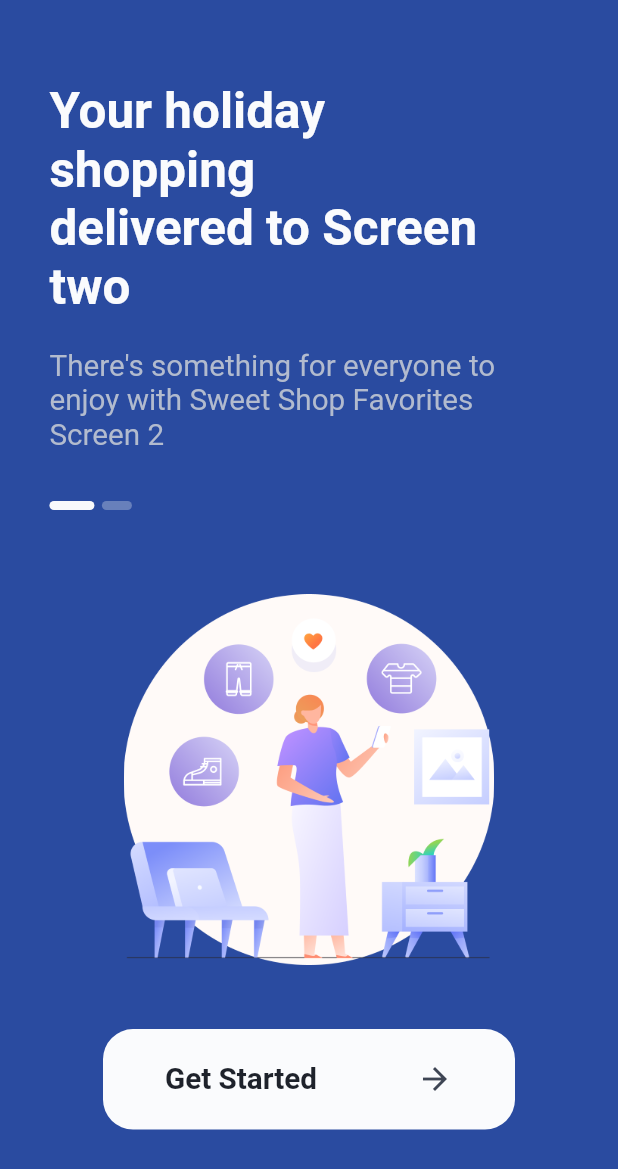
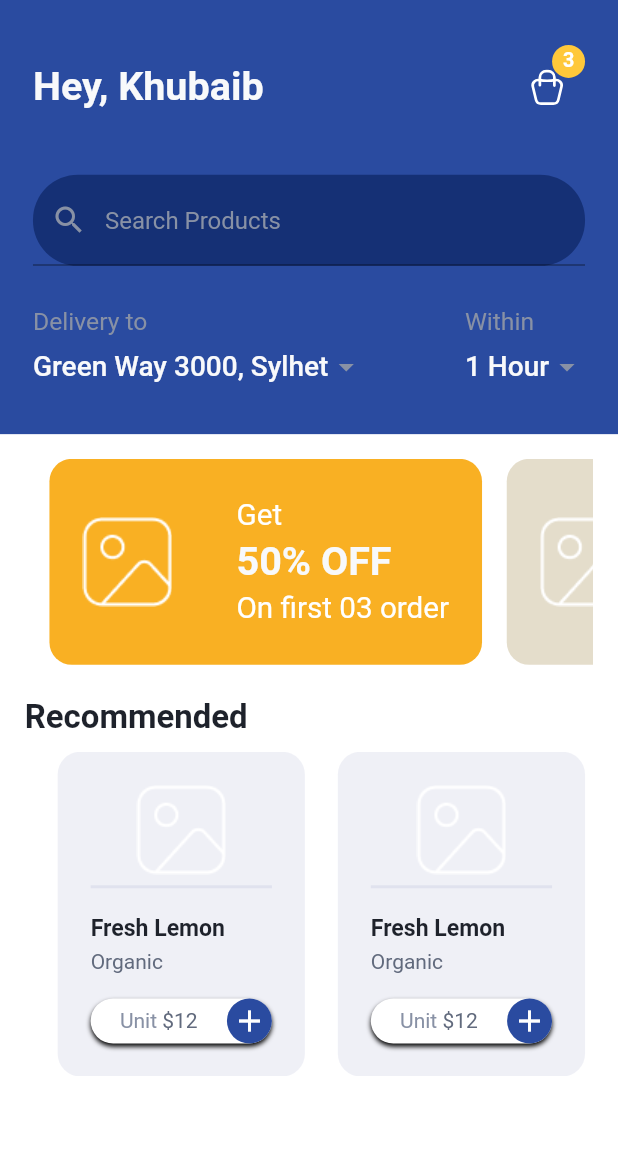
Before and after one commit to KhubaibJamal/SMIT-Flutter, a Flutter app: the screen it shows after launch, after a tap on "Get Started", on a phone screen of 412 x 824 dp. Shown: the top 1169 px of the screen. Run offline on Flutter 3.47's test engine with Material 2 defaults, Android fonts, the phone set to English and light mode, and no system bars; our stand-ins replace flutter_svg; Roboto replaces fonts that are missing (Manrope).

Commit message:
home screen ui

```diff
--- a/mini_project/lib/colors.dart
+++ b/mini_project/lib/colors.dart
@@ -9,6 +9,8 @@ class AppColor {
   static const Color kTextDarkColor = Color(0xFF1E222B);
   static const Color kTextLightColor = Color(0xFFB2BBCE);
   static const Color kGreyColor = Color(0xFFF8F9FB);
-  static const Color kGreyLightColor = Color(0xFFF8F9FB);
+  static const Color kGreyLightColor = Color(0xFF8891A5);
   static const Color kIconColor = Color(0xFF3E4554);
+  static const Color kCartColor = Color(0xFFE0E2EE);
+  static const Color kCartSubTextColor = Color(0xFF616A7D);
 }
--- /dev/null
+++ b/mini_project/lib/component/cart_icon_button.dart
@@ -0,0 +1,53 @@
+import 'package:flutter/material.dart';
+import 'package:flutter_svg/svg.dart';
+
+import '../colors.dart';
+import '../size_config.dart';
+
+class CartIconButton extends StatelessWidget {
+  const CartIconButton({
+    super.key,
+  });
+
+  @override
+  Widget build(BuildContext context) {
+    return Stack(
+      clipBehavior: Clip.none,
+      children: [
+        Container(
+          padding: EdgeInsets.all(getProportionateScreenWidth(12)),
+          height: getProportionateScreenWidth(46),
+          width: getProportionateScreenWidth(46),
+          decoration: const BoxDecoration(
+            color: Colors.transparent,
+            shape: BoxShape.circle,
+          ),
+          child: SvgPicture.asset('assets/icons/bag icon.svg'),
+        ),
+        Positioned(
+          right: 0,
+          top: -3,
+          child: Container(
+            width: getProportionateScreenWidth(20),
+            height: getProportionateScreenWidth(20),
+            decoration: const BoxDecoration(
+              color: AppColor.kSecondaryLightColor,
+              shape: BoxShape.circle,
+            ),
+            child: Center(
+              child: Text(
+                "3",
+                style: TextStyle(
+                  fontSize: getProportionateScreenWidth(12),
+                  color: Colors.white,
+                  height: 1,
+                  fontWeight: FontWeight.w600,
+                ),
+              ),
+            ),
+          ),
+        ),
+      ],
+    );
+  }
+}
--- /dev/null
+++ b/mini_project/lib/component/header_text.dart
@@ -0,0 +1,22 @@
+import 'package:flutter/material.dart';
+
+import '../colors.dart';
+import '../size_config.dart';
+
+class HeaderText extends StatelessWidget {
+  const HeaderText({
+    super.key,
+  });
+
+  @override
+  Widget build(BuildContext context) {
+    return Text(
+      "Hey, Khubaib",
+      style: TextStyle(
+        color: AppColor.kGreyColor,
+        fontWeight: FontWeight.w600,
+        fontSize: getProportionateScreenWidth(24),
+      ),
+    );
+  }
+}
--- a/mini_project/lib/constant.dart
+++ b/mini_project/lib/constant.dart
@@ -16,3 +16,14 @@ final subHeadingStyle = TextStyle(
   color: AppColor.kTextLightColor,
   fontSize: getProportionateScreenWidth(18),
 );
+
+final homeDeliveryTextStyle = TextStyle(
+  color: AppColor.kGreyColor,
+  fontSize: getProportionateScreenWidth(17),
+  fontWeight: FontWeight.w500,
+);
+
+final homeDeliveryLightTextStyle = TextStyle(
+  color: AppColor.kGreyLightColor,
+  fontSize: getProportionateScreenWidth(15),
+);
--- a/mini_project/lib/main.dart
+++ b/mini_project/lib/main.dart
@@ -15,6 +15,7 @@ class MyApp extends StatelessWidget {
       debugShowCheckedModeBanner: false,
       title: 'Mini Project',
       theme: ThemeData(
+        fontFamily: 'Manrope',
         scaffoldBackgroundColor: Colors.white,
         visualDensity: VisualDensity.adaptivePlatformDensity,
       ),
--- a/mini_project/lib/route.dart
+++ b/mini_project/lib/route.dart
@@ -1,6 +1,8 @@
 import 'package:flutter/material.dart';
+import 'package:mini_project/screen/home/home_screen.dart';
 import 'package:mini_project/screen/splash/splash_screen.dart';
 
 final Map<String, WidgetBuilder> routes = {
   SplashScreen.routeName: (context) => SplashScreen(),
+  HomeScreen.routeName: (context) => HomeScreen(),
 };
--- /dev/null
+++ b/mini_project/lib/screen/home/component/body.dart
@@ -0,0 +1,71 @@
+import 'package:flutter/material.dart';
+import 'package:mini_project/colors.dart';
+import 'package:mini_project/screen/home/component/popular_products.dart';
+import 'package:mini_project/screen/home/component/search_bar.dart';
+import 'package:mini_project/size_config.dart';
+
+import '../../../component/cart_icon_button.dart';
+import '../../../component/header_text.dart';
+import 'delivery_text.dart';
+import 'home_banner.dart';
+
+class Body extends StatelessWidget {
+  const Body({super.key});
+
+  @override
+  Widget build(BuildContext context) {
+    return SafeArea(
+      child: Column(
+        children: [
+          Container(
+            padding: EdgeInsets.symmetric(
+              horizontal: getProportionateScreenWidth(20),
+              vertical: getProportionateScreenWidth(30),
+            ),
+            color: AppColor.kPrimaryColor,
+            child: Column(
+              children: [
+                const Row(
+                  children: [
+                    HeaderText(),
+                    Spacer(),
+                    CartIconButton(),
+                  ],
+                ),
+                SizedBox(height: getProportionateScreenWidth(30)),
+                const InputSearchBar(),
+                SizedBox(height: getProportionateScreenWidth(25)),
+                const DeliveryText(),
+              ],
+            ),
+          ),
+          Expanded(
+            flex: 3,
+            child: Padding(
+              padding: EdgeInsets.symmetric(
+                vertical: getProportionateScreenWidth(15),
+                horizontal: getProportionateScreenWidth(15),
+              ),
+              child: Column(
+                crossAxisAlignment: CrossAxisAlignment.start,
+                children: [
+                  const SingleChildScrollView(
+                    scrollDirection: Axis.horizontal,
+                    child: Row(
+                      children: [
+                        HomeBanner(bgColor: AppColor.kSecondaryColor),
+                        HomeBanner(bgColor: Color(0xFFE4DDCB)),
+                      ],
+                    ),
+                  ),
+                  SizedBox(height: getProportionateScreenWidth(20)),
+                  const PopularProducts(),
+                ],
+              ),
+            ),
+          ),
+        ],
+      ),
+    );
+  }
+}
--- /dev/null
+++ b/mini_project/lib/screen/home/component/delivery_text.dart
@@ -0,0 +1,60 @@
+import 'package:flutter/material.dart';
+import 'package:mini_project/constant.dart';
+
+import '../../../colors.dart';
+import '../../../size_config.dart';
+
+class DeliveryText extends StatelessWidget {
+  const DeliveryText({
+    super.key,
+  });
+
+  @override
+  Widget build(BuildContext context) {
+    return Row(
+      mainAxisAlignment: MainAxisAlignment.spaceBetween,
+      children: [
+        Column(
+          crossAxisAlignment: CrossAxisAlignment.start,
+          children: [
+            Text("Delivery to", style: homeDeliveryLightTextStyle),
+            SizedBox(height: getProportionateScreenWidth(8)),
+            Row(
+              children: [
+                Text("Green Way 3000, Sylhet", style: homeDeliveryTextStyle),
+                const DownIcon(),
+              ],
+            ),
+          ],
+        ),
+        Column(
+          crossAxisAlignment: CrossAxisAlignment.start,
+          children: [
+            Text("Within", style: homeDeliveryLightTextStyle),
+            SizedBox(height: getProportionateScreenWidth(8)),
+            Row(
+              children: [
+                Text("1 Hour", style: homeDeliveryTextStyle),
+                const DownIcon(),
+              ],
+            ),
+          ],
+        ),
+      ],
+    );
+  }
+}
+
+class DownIcon extends StatelessWidget {
+  const DownIcon({
+    super.key,
+  });
+
+  @override
+  Widget build(BuildContext context) {
+    return const Icon(
+      Icons.arrow_drop_down,
+      color: AppColor.kGreyLightColor,
+    );
+  }
+}
--- /dev/null
+++ b/mini_project/lib/screen/home/component/home_banner.dart
@@ -0,0 +1,61 @@
+import 'package:flutter/material.dart';
+
+import '../../../colors.dart';
+import '../../../size_config.dart';
+
+class HomeBanner extends StatelessWidget {
+  final Color bgColor;
+  const HomeBanner({
+    super.key,
+    required this.bgColor,
+  });
+
+  @override
+  Widget build(BuildContext context) {
+    return Padding(
+      padding: EdgeInsets.only(left: getProportionateScreenWidth(15)),
+      child: Container(
+        padding: EdgeInsets.all(getProportionateScreenWidth(20)),
+        height: SizeConfig.screenHeight! / 6,
+        width: SizeConfig.screenWidth! * 0.7,
+        decoration: BoxDecoration(
+          color: bgColor,
+          borderRadius: BorderRadius.circular(15),
+        ),
+        child: Row(
+          children: [
+            Image.asset('assets/images/item.png'),
+            const Spacer(),
+            Column(
+              crossAxisAlignment: CrossAxisAlignment.start,
+              mainAxisAlignment: MainAxisAlignment.spaceEvenly,
+              children: [
+                Text(
+                  "Get",
+                  style: TextStyle(
+                      color: Colors.white,
+                      fontSize: getProportionateScreenWidth(18)),
+                ),
+                Text(
+                  "50% OFF",
+                  style: TextStyle(
+                    color: AppColor.kGreyColor,
+                    fontWeight: FontWeight.w600,
+                    fontSize: getProportionateScreenWidth(24),
+                  ),
+                ),
+                Text(
+                  "On first 03 order",
+                  style: TextStyle(
+                    color: Colors.white,
+                    fontSize: getProportionateScreenWidth(18),
+                  ),
+                ),
+              ],
+            ),
+          ],
+        ),
+      ),
+    );
+  }
+}
--- /dev/null
+++ b/mini_project/lib/screen/home/component/popular_products.dart
@@ -0,0 +1,125 @@
+import 'package:flutter/material.dart';
+import 'package:mini_project/colors.dart';
+import 'package:mini_project/size_config.dart';
+
+class PopularProducts extends StatelessWidget {
+  const PopularProducts({super.key});
+
+  @override
+  Widget build(BuildContext context) {
+    return Column(
+      crossAxisAlignment: CrossAxisAlignment.start,
+      children: [
+        Text(
+          "Recommended",
+          style: TextStyle(
+            color: AppColor.kTextDarkColor,
+            fontSize: getProportionateScreenWidth(20),
+            fontWeight: FontWeight.w600,
+          ),
+        ),
+        const SizedBox(height: 10),
+        SingleChildScrollView(
+          scrollDirection: Axis.horizontal,
+          child: Row(
+            children: List.generate(
+              5,
+              (index) => const PopularCard(),
+            ),
+          ),
+        ),
+      ],
+    );
+  }
+}
+
+class PopularCard extends StatelessWidget {
+  const PopularCard({super.key});
+
+  @override
+  Widget build(BuildContext context) {
+    return Padding(
+      padding: EdgeInsets.only(left: getProportionateScreenWidth(20)),
+      child: Container(
+        width: SizeConfig.screenWidth! / 2.5,
+        padding: EdgeInsets.all(getProportionateScreenWidth(20)),
+        decoration: BoxDecoration(
+          color: AppColor.kCartColor.withOpacity(0.5),
+          borderRadius: BorderRadius.circular(15),
+        ),
+        child: Column(
+          crossAxisAlignment: CrossAxisAlignment.start,
+          children: [
+            Center(child: Image.asset('assets/images/item.png')),
+            const Divider(
+              color: Color(0xFFE0E2EE),
+              thickness: 2.0,
+            ),
+            SizedBox(height: getProportionateScreenWidth(10)),
+            Text(
+              "Fresh Lemon",
+              style: TextStyle(
+                color: AppColor.kTextDarkColor,
+                fontSize: getProportionateScreenWidth(14),
+                fontWeight: FontWeight.bold,
+              ),
+            ),
+            const SizedBox(height: 5),
+            const Text(
+              "Organic",
+              style: TextStyle(
+                color: AppColor.kCartSubTextColor,
+              ),
+            ),
+            SizedBox(height: getProportionateScreenWidth(15)),
+            Container(
+              height: 30,
+              decoration: BoxDecoration(
+                color: const Color(0xFFFFFFFF),
+                borderRadius: BorderRadius.circular(20),
+                boxShadow: const [
+                  BoxShadow(
+                    offset: Offset(0, 2),
+                    blurRadius: 2,
+                    spreadRadius: 0,
+                  )
+                ],
+              ),
+              child: Row(
+                mainAxisAlignment: MainAxisAlignment.center,
+                children: [
+                  const Spacer(),
+                  const Text(
+                    "Unit ",
+                    style: TextStyle(
+                      color: AppColor.kGreyLightColor,
+                    ),
+                  ),
+                  const Text(
+                    "\$12",
+                    style: TextStyle(
+                      color: AppColor.kCartSubTextColor,
+                    ),
+                  ),
+                  const Spacer(),
+                  Container(
+                    height: 30,
+                    width: 30,
+                    decoration: const BoxDecoration(
+                      color: AppColor.kPrimaryColor,
+                      shape: BoxShape.circle,
+                    ),
+                    child: const Icon(
+                      Icons.add,
+                      color: Colors.white,
+                    ),
+                  ),
+                ],
+              ),
+            ),
+          ],
+        ),
+      ),
+    );
+  }
+}
--- /dev/null
+++ b/mini_project/lib/screen/home/component/search_bar.dart
@@ -0,0 +1,38 @@
+import 'package:flutter/material.dart';
+
+import '../../../colors.dart';
+import '../../../size_config.dart';
+
+class InputSearchBar extends StatelessWidget {
+  const InputSearchBar({
+    super.key,
+  });
+
+  @override
+  Widget build(BuildContext context) {
+    return Container(
+      width: SizeConfig.screenWidth! * 0.9,
+      decoration: BoxDecoration(
+        color: AppColor.kPrimaryDarkColor,
+        // color: Colors.red,
+        borderRadius: BorderRadius.circular(30),
+      ),
+      child: TextField(
+        onChanged: (value) {},
+        decoration: InputDecoration(
+          hintText: "Search Products",
+          hintStyle: const TextStyle(
+            color: AppColor.kGreyLightColor,
+          ),
+          errorBorder: InputBorder.none,
+          focusedBorder: InputBorder.none,
+          contentPadding: EdgeInsets.symmetric(
+            horizontal: getProportionateScreenWidth(20),
+            vertical: getProportionateScreenWidth(19),
+          ),
+          prefixIcon: const Icon(Icons.search, color: AppColor.kGreyLightColor),
+        ),
+      ),
+    );
+  }
+}
--- /dev/null
+++ b/mini_project/lib/screen/home/home_screen.dart
@@ -0,0 +1,13 @@
+import 'package:flutter/material.dart';
+import 'package:mini_project/screen/home/component/body.dart';
+
+class HomeScreen extends StatelessWidget {
+  static String routeName = "/home";
+
+  @override
+  Widget build(BuildContext context) {
+    return const Scaffold(
+      body: Body(),
+    );
+  }
+}
--- a/mini_project/lib/screen/splash/component/body.dart
+++ b/mini_project/lib/screen/splash/component/body.dart
@@ -4,6 +4,7 @@ import 'package:mini_project/screen/splash/component/splash_content.dart';
 import 'package:mini_project/size_config.dart';
 
 import '../../../constant.dart';
+import '../../home/home_screen.dart';
 
 class Body extends StatefulWidget {
   const Body({super.key});
@@ -83,7 +84,10 @@ class _BodyState extends State<Body> {
                         foregroundColor: Colors.white,
                         backgroundColor: AppColor.kTextColor,
                       ),
-                      onPressed: () {},
+                      onPressed: () {
+                        Navigator.pushReplacementNamed(
+                            context, HomeScreen.routeName);
+                      },
                       child: Row(
                         mainAxisAlignment: MainAxisAlignment.spaceAround,
                         children: [
```
Also changed, not shown: mini_project/assets/icons/Cart Icon.svg (added), mini_project/assets/icons/bag icon.svg (added), mini_project/assets/images/item.png (added).
